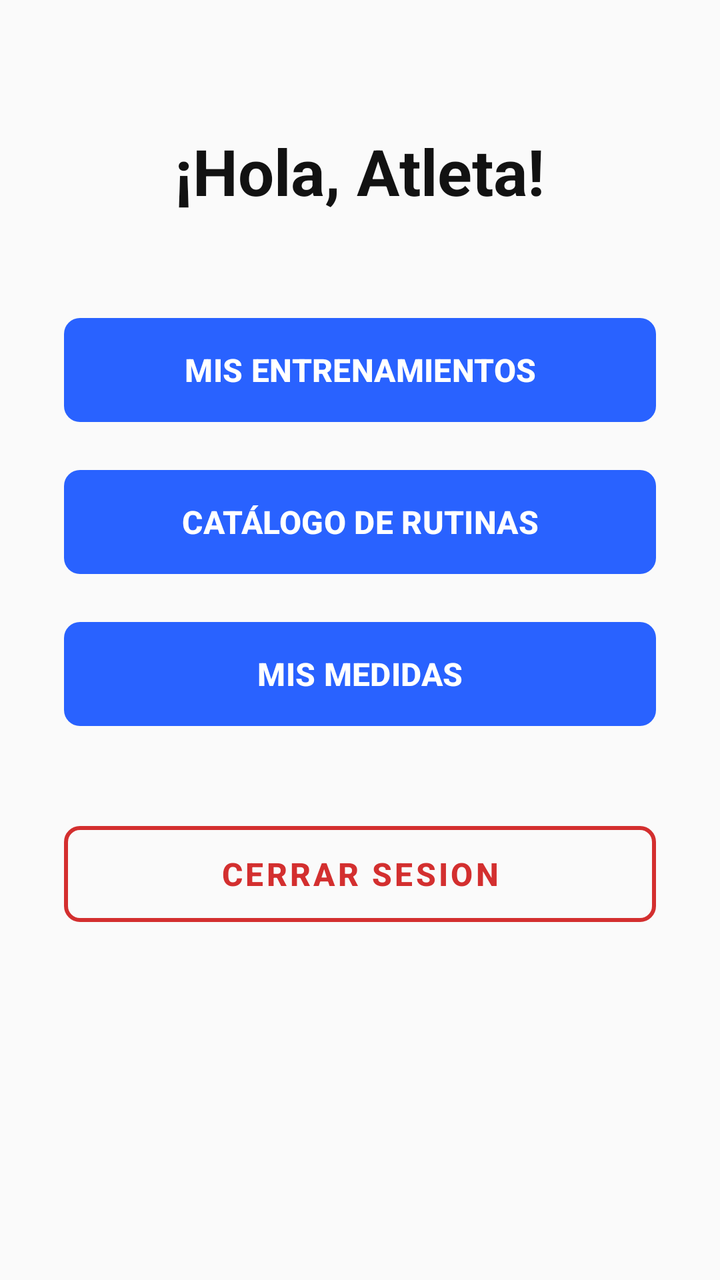
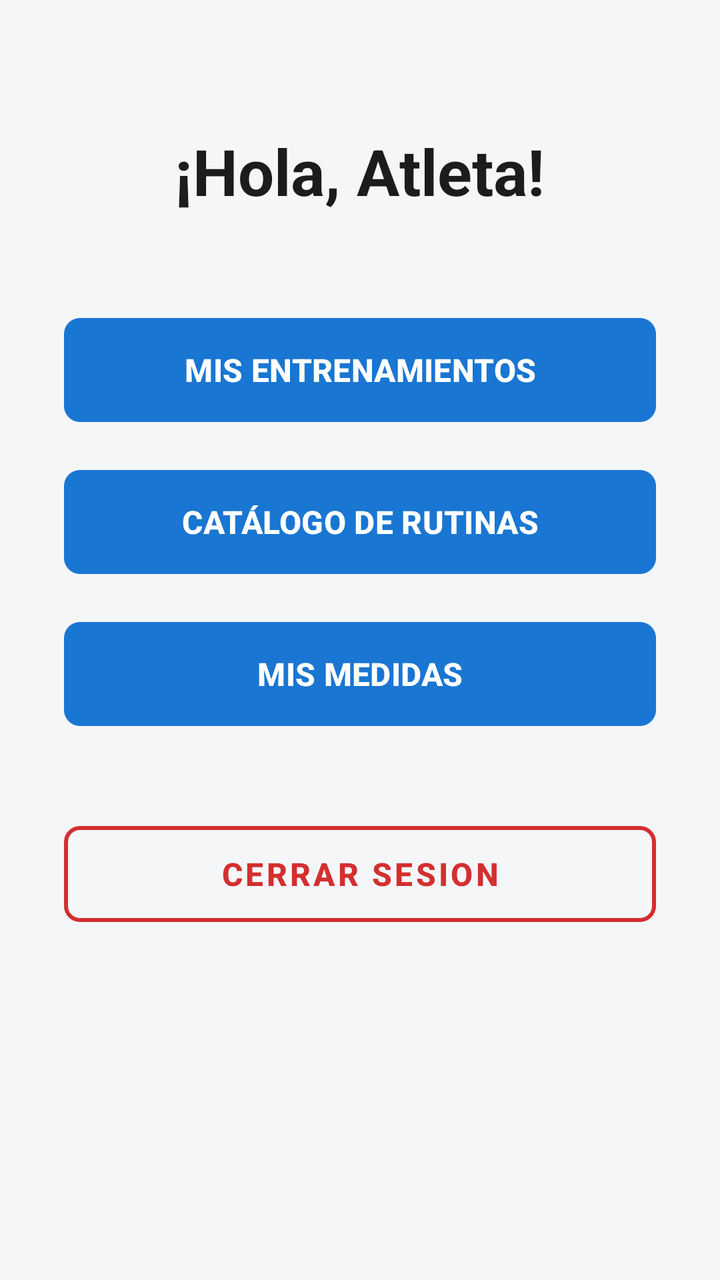

Two renders of the same Android screen: before a commit and after it. Below are the layout's source before the change and the commit's diff.
<!-- AndroidManifest.xml: application theme Theme.Aplicacion -->
<!-- res/layout/activity_home.xml -->
<?xml version="1.0" encoding="UTF-8" ?>
<ScrollView xmlns:android="http://schemas.android.com/apk/res/android"
    xmlns:app="http://schemas.android.com/apk/res-auto"
    android:layout_width="match_parent"
    android:layout_height="match_parent"
    android:fillViewport="true"
    android:background="@color/backgroundColor">

    <LinearLayout
        android:layout_width="match_parent"
        android:layout_height="wrap_content"
        android:orientation="vertical"
        android:padding="32dp"
        android:gravity="center_horizontal">

        
        <TextView
            android:layout_width="wrap_content"
            android:layout_height="wrap_content"
            android:id="@+id/tvBienvenida"
            android:text="¡Hola, Atleta!"
            android:textSize="32sp"
            android:textStyle="bold"
            android:textColor="@color/textColorPrimary"
            android:layout_marginTop="32dp"
            android:layout_marginBottom="48dp"/>

        
        <com.google.android.material.button.MaterialButton
            android:layout_width="match_parent"
            android:layout_height="60dp"
            android:id="@+id/btnMisEntrenamientos"
            android:text="MIS ENTRENAMIENTOS"
            android:textStyle="bold"
            android:textSize="16sp"
            app:cornerRadius="8dp"
            android:textColor="#FFFFFF"
            app:backgroundTint="@color/primaryColor"
            android:layout_marginBottom="16dp"/>

        <com.google.android.material.button.MaterialButton
            android:layout_width="match_parent"
            android:layout_height="60dp"
            android:id="@+id/btnCatalogoRutinas"
            android:text="CATÁLOGO DE RUTINAS"
            android:textSize="16sp"
            android:textStyle="bold"
            app:cornerRadius="8dp"
            android:textColor="#FFFFFF"
            app:backgroundTint="@color/primaryColor"
            android:layout_marginBottom="16dp"/>

        <com.google.android.material.button.MaterialButton
            android:layout_width="match_parent"
            android:layout_height="60dp"
            android:id="@+id/btnMisMedidas"
            android:text="MIS MEDIDAS"
            android:textSize="16sp"
            android:textStyle="bold"
            app:cornerRadius="8dp"
            android:textColor="#FFFFFF"
            app:backgroundTint="@color/primaryColor"
            android:layout_marginBottom="40dp"/>

        
        <com.google.android.material.button.MaterialButton
            android:layout_width="match_parent"
            android:layout_height="60dp"
            android:id="@+id/btnPanelAdmin"
            android:text="PANEL DE ADNIMISTRADOR"
            android:textSize="16sp"
            android:textStyle="bold"
            android:backgroundTint="#FF9800"
            app:cornerRadius="8dp"
            android:visibility="gone"
            android:layout_marginBottom="16dp"/>

        
        <com.google.android.material.button.MaterialButton
            android:layout_width="match_parent"
            android:layout_height="60dp"
            android:id="@+id/btnLogout"
            style="@style/Widget.MaterialComponents.Button.OutlinedButton"
            android:text="CERRAR SESION"
            android:textSize="16sp"
            android:textStyle="bold"
            android:textColor="#D32F2F"
            app:strokeColor="#D32F2F"
            app:strokeWidth="2dp"
            app:cornerRadius="8dp"
            android:layout_marginBottom="24dp"/>
    </LinearLayout>
</ScrollView>
<!-- resources referenced by this layout -->
<resources>
  <color name="backgroundColor">#FAFAFA</color>
  <color name="primaryColor">#2962FF</color>
  <color name="textColorPrimary">#121212</color>
  <style name="Theme.Aplicacion" parent="Base.Theme.Aplicacion" />
  <style name="Base.Theme.Aplicacion" parent="Theme.Material3.DayNight.NoActionBar">
          
          
      </style>
</resources>

<!-- the commit's change to res/layout/activity_home.xml (unified diff, before → after) -->
@@ -70,6 +70,7 @@
             android:text="PANEL DE ADNIMISTRADOR"
             android:textSize="16sp"
             android:textStyle="bold"
+            android:textColor="#FFFFFF"
             android:backgroundTint="#FF9800"
             app:cornerRadius="8dp"
             android:visibility="gone"
<!-- resource entries referenced after the edit -->
@@ -1,8 +1,8 @@
 <!-- resources referenced by this layout -->
 <resources>
-  <color name="backgroundColor">#FAFAFA</color>
-  <color name="primaryColor">#2962FF</color>
-  <color name="textColorPrimary">#121212</color>
+  <color name="backgroundColor">#F4F6F8</color>
+  <color name="primaryColor">#1976D2</color>
+  <color name="textColorPrimary">#1A1C1E</color>
   <style name="Theme.Aplicacion" parent="Base.Theme.Aplicacion" />
   <style name="Base.Theme.Aplicacion" parent="Theme.Material3.DayNight.NoActionBar">
           
